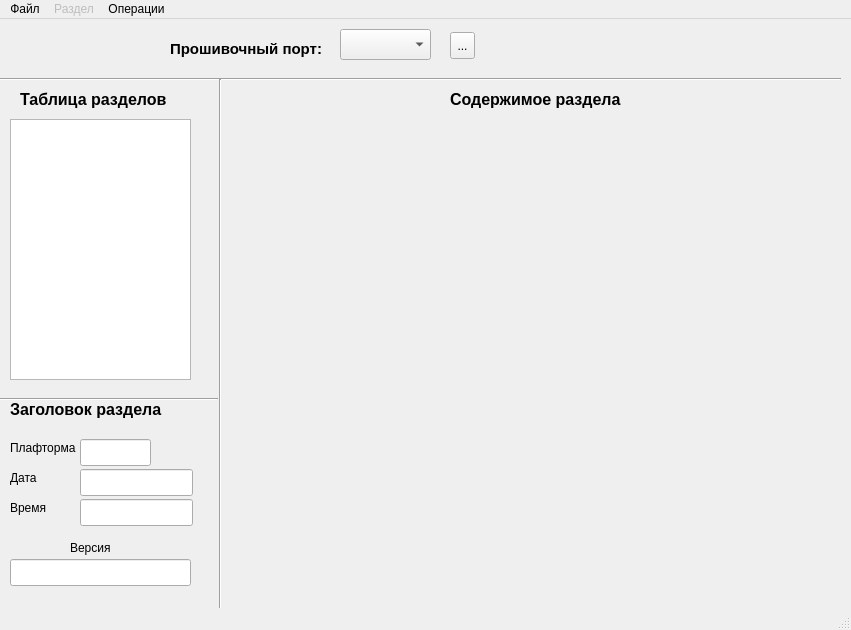
Above: main.ui from forth32/qhuaweiflash before the change. Below: the same form after it.
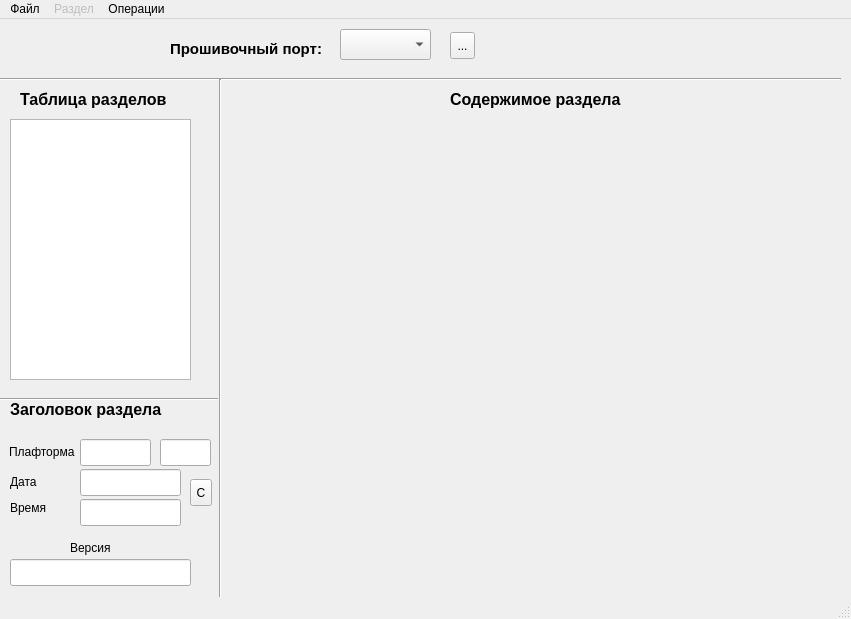
That is the form after the change. Icons and pictures are not drawn.

Patch:
```diff
--- a/main.ui
+++ b/main.ui
@@ -8,7 +8,7 @@
     <x>0</x>
     <y>0</y>
     <width>851</width>
-    <height>630</height>
+    <height>619</height>
    </rect>
   </property>
   <property name="windowTitle">
@@ -84,8 +84,8 @@
    <widget class="QLabel" name="label_3">
     <property name="geometry">
      <rect>
-      <x>10</x>
-      <y>420</y>
+      <x>9</x>
+      <y>424</y>
       <width>71</width>
       <height>17</height>
      </rect>
@@ -98,7 +98,7 @@
     <property name="geometry">
      <rect>
       <x>10</x>
-      <y>450</y>
+      <y>454</y>
       <width>54</width>
       <height>17</height>
      </rect>
@@ -154,7 +154,7 @@
      <rect>
       <x>80</x>
       <y>450</y>
-      <width>113</width>
+      <width>101</width>
       <height>27</height>
      </rect>
     </property>
@@ -170,7 +170,7 @@
      <rect>
       <x>80</x>
       <y>480</y>
-      <width>113</width>
+      <width>101</width>
       <height>27</height>
      </rect>
     </property>
@@ -297,6 +297,29 @@
      </size>
     </property>
    </widget>
+   <widget class="QToolButton" name="setdate">
+    <property name="geometry">
+     <rect>
+      <x>190</x>
+      <y>460</y>
+      <width>22</width>
+      <height>27</height>
+     </rect>
+    </property>
+    <property name="text">
+     <string>C</string>
+    </property>
+   </widget>
+   <widget class="QLineEdit" name="pcode">
+    <property name="geometry">
+     <rect>
+      <x>160</x>
+      <y>420</y>
+      <width>51</width>
+      <height>27</height>
+     </rect>
+    </property>
+   </widget>
   </widget>
   <widget class="QMenuBar" name="menubar">
    <property name="geometry">
```
Left out of the diff: 33 changed lines with no effect on the pictures.
